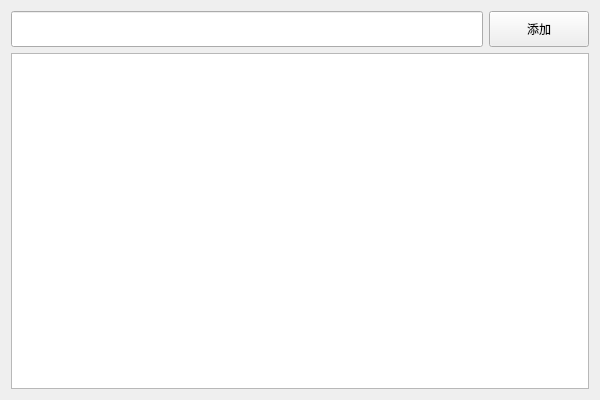
Qt form src/memo/MemoFrame.ui (hanxiaofei1213/WindowsAssist) before a commit.
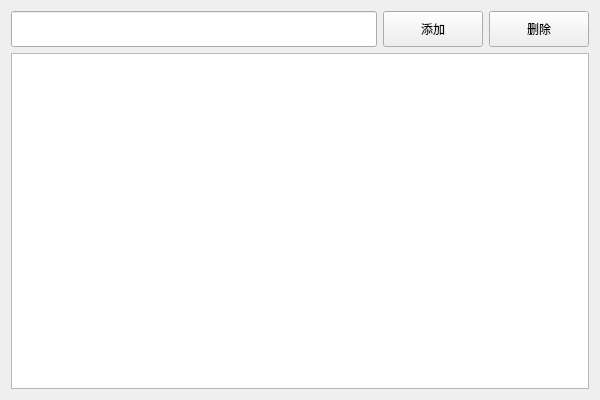
The same form after that commit.

The edit to the form file:
```diff
--- a/src/memo/MemoFrame.ui
+++ b/src/memo/MemoFrame.ui
@@ -57,6 +57,31 @@
        </property>
       </widget>
      </item>
+     <item>
+      <widget class="QPushButton" name="deleteBtn">
+       <property name="sizePolicy">
+        <sizepolicy hsizetype="Fixed" vsizetype="Fixed">
+         <horstretch>0</horstretch>
+         <verstretch>0</verstretch>
+        </sizepolicy>
+       </property>
+       <property name="minimumSize">
+        <size>
+         <width>100</width>
+         <height>36</height>
+        </size>
+       </property>
+       <property name="maximumSize">
+        <size>
+         <width>100</width>
+         <height>36</height>
+        </size>
+       </property>
+       <property name="text">
+        <string>删除</string>
+       </property>
+      </widget>
+     </item>
     </layout>
    </item>
    <item>
```
